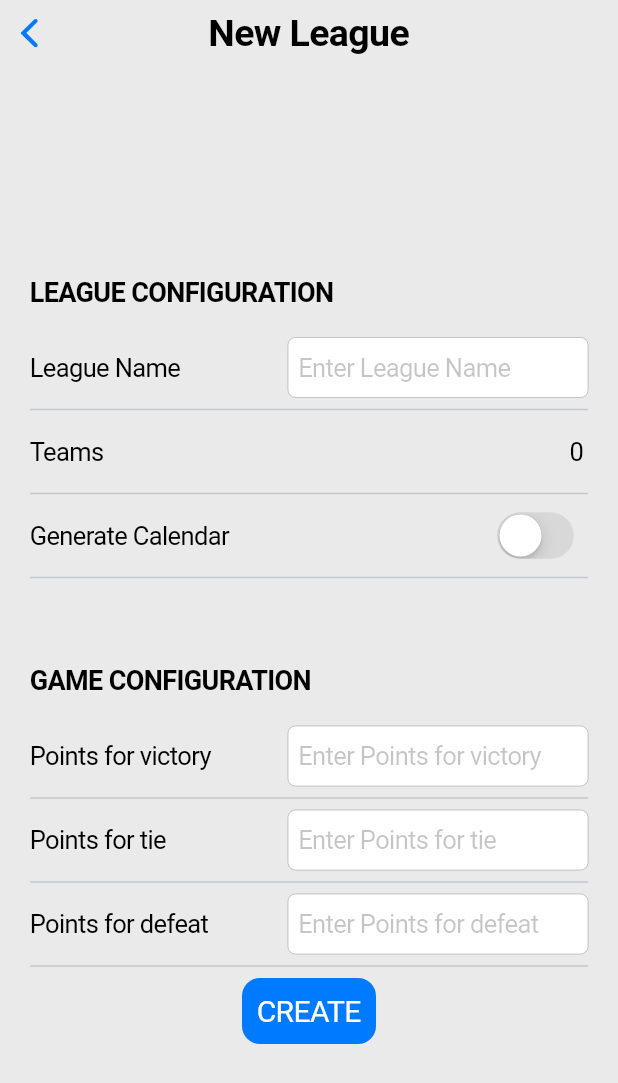
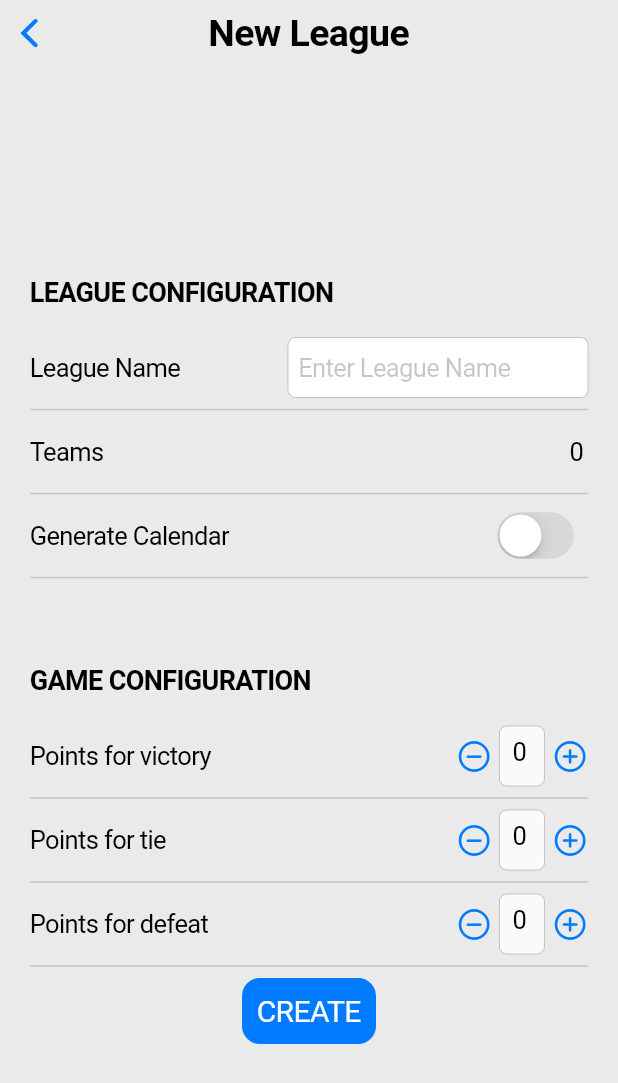
Before and after one commit to jmartintoro/LeagueManager_JMartin, a Flutter app: the screen it shows after launch, after a tap on an icon or button, on a phone screen of 412 x 824 dp. Shown: the top 1083 px of the screen. Run offline on Flutter 3.47's test engine with Material 3 defaults, Android fonts, the phone set to English and light mode, and no system bars; missing offline and left inert: window_manager.

Commit message:
update rounds and given points selections

```diff
--- a/league_manager/lib/other/AppData.dart
+++ b/league_manager/lib/other/AppData.dart
@@ -10,7 +10,7 @@ import 'package:league_manager/pages/homePage.dart';
 import 'package:league_manager/pages/leaguePage.dart';
 
 class AppData with ChangeNotifier {
-  List<League> myLeagues = [League("League1", Mode.LEAGUE, 23, [Team("Team 1"),Team("Second Team"),Team("3rd Team"),Team("FC Five"),Team("Team six")], 2, 3, 1, 0), League("League2", Mode.LEAGUE, 23, [Team("A"),Team("E"),Team("I")], 2, 3, 1, 0)];
+  List<League> myLeagues = [League("League1", Mode.LEAGUE, 6, [Team("Team 1"),Team("Second Team"),Team("3rd Team"),Team("FC Five"),Team("Team six")], 2, 3, 1, 0), League("League2", Mode.LEAGUE, 3, [Team("A"),Team("E"),Team("I")], 2, 3, 1, 0)];
 
   final TextEditingController controllerName = TextEditingController();
   final ValueNotifier<bool> switchNotifier = ValueNotifier<bool>(false);
--- a/league_manager/lib/pages/creationPage.dart
+++ b/league_manager/lib/pages/creationPage.dart
@@ -1,6 +1,5 @@
 import 'package:flutter/cupertino.dart';
 import 'package:flutter/material.dart';
-import 'package:flutter/widgets.dart';
 import 'package:provider/provider.dart';
 import 'package:league_manager/other/AppData.dart';
 
@@ -82,7 +81,7 @@ Widget _createLeague(BuildContext context) {
       const Divider(),
       _buildSwitchButton('Generate Calendar', appData.switchNotifier, appData),
       Builder(builder:(context) {
-        return appData.switchNotifier.value ? _buildNumericField('Rounds', appData.roundsNumberController, 0, 20, appData) : const SizedBox(height: 50);
+        return appData.switchNotifier.value ? _buildNumericField('Rounds', appData.roundsNumberController, 1, 1, 2, appData) : const SizedBox(height: 50);
       }),
       const Text(
         'GAME CONFIGURATION',
@@ -93,9 +92,9 @@ Widget _createLeague(BuildContext context) {
         ),
       ),
       const SizedBox(height: 20),
-      _buildNumericField("Points for victory", appData.winPointsController, 0, 9, appData),
-      _buildNumericField("Points for tie", appData.tiePointsController, -9, 9, appData),
-      _buildNumericField("Points for defeat", appData.loosePointsController, -9, 9, appData),
+      _buildNumericField("Points for victory", appData.winPointsController, 0, 0, 9, appData),
+      _buildNumericField("Points for tie", appData.tiePointsController, 0, -9, 9, appData),
+      _buildNumericField("Points for defeat", appData.loosePointsController, 0, -9, 9, appData),
       Center(
         child: CupertinoButton.filled(
           padding: EdgeInsets.all(10),
@@ -140,8 +139,8 @@ Widget _buildTextField(String label, TextEditingController controller, AppData a
   );
 }
 
-
-Widget _buildNumericField(String label, TextEditingController controller, int minNumber, int maxNumber, AppData appData) {
+Widget _buildNumericField(String label, TextEditingController controller, int defaultNum, int minNumber, int maxNumber, AppData appData) {
+  controller.text = defaultNum.toString();
   return Column(
     mainAxisAlignment: MainAxisAlignment.center,
     crossAxisAlignment: CrossAxisAlignment.center,
@@ -155,12 +154,39 @@ Widget _buildNumericField(String label, TextEditingController controller, int mi
           SizedBox(
             height: 40,
             width: 200,
-            child: CupertinoTextField(
-              placeholder: 'Enter $label',
-              controller: controller,
-              enabled: appData.canEdit,
-              onTapOutside: (p) => comprover(controller.text, controller, minNumber, maxNumber),
-              onSubmitted: (v) => comprover(controller.text, controller, minNumber, maxNumber)
+            child: Row(
+              mainAxisAlignment: MainAxisAlignment.end,
+              children: [
+                GestureDetector(
+                  onTap: () {
+                    int currentValue = int.parse(controller.text);
+                    if (currentValue > minNumber) {
+                      controller.text = (int.parse(controller.text) - 1).toString();
+                    }
+                  },
+                  child: const Icon(CupertinoIcons.minus_circled),
+                ),
+                const SizedBox(width: 5,),
+                SizedBox(
+                  width: 30,
+                  height: 40,
+                  child: CupertinoTextField(
+                    textAlign: TextAlign.center,
+                    controller: controller,
+                    enabled: false,
+                  ),
+                ),
+                const SizedBox(width: 5,),
+                GestureDetector(
+                  onTap: () {
+                    int currentValue = int.parse(controller.text);
+                    if (currentValue < maxNumber) {
+                      controller.text = (currentValue + 1).toString();
+                    }
+                  },
+                  child: const Icon(CupertinoIcons.add_circled),
+                ),
+              ],
             ),
           ),
 
--- a/league_manager/lib/pages/homePage.dart
+++ b/league_manager/lib/pages/homePage.dart
@@ -73,7 +73,7 @@ Center _myLeagues(BuildContext context) {
           ),
           const SizedBox(height: 15),
           SizedBox(
-            height: MediaQuery.of(context).size.height-150,
+            height: MediaQuery.of(context).size.height-160,
             child: appData.myLeagues.isEmpty
               ? const Text("No Leagues")
               : ListView.builder(
--- a/league_manager/lib/pages/leaguePage.dart
+++ b/league_manager/lib/pages/leaguePage.dart
@@ -109,14 +109,14 @@ Widget _tableView(BuildContext context) {
             ),
             DataColumn(
               label: Text(
-                'Points',
+                'Points ',
                 style: TextStyle(fontStyle: FontStyle.italic),
               ),
               numeric: true,
             ),
             DataColumn(
               label: Text(
-                'Goals',
+                'Goals ',
                 style: TextStyle(fontStyle: FontStyle.italic),
               ),
               numeric: true,
@@ -182,7 +182,6 @@ CupertinoTabBar _tabBar(BuildContext context) {
         label: 'Matchday',
       ),
     ],
-    currentIndex: appData.selectedIndex,
     onTap: (index) => appData.onItemTapped(index),
   );
 }
```
